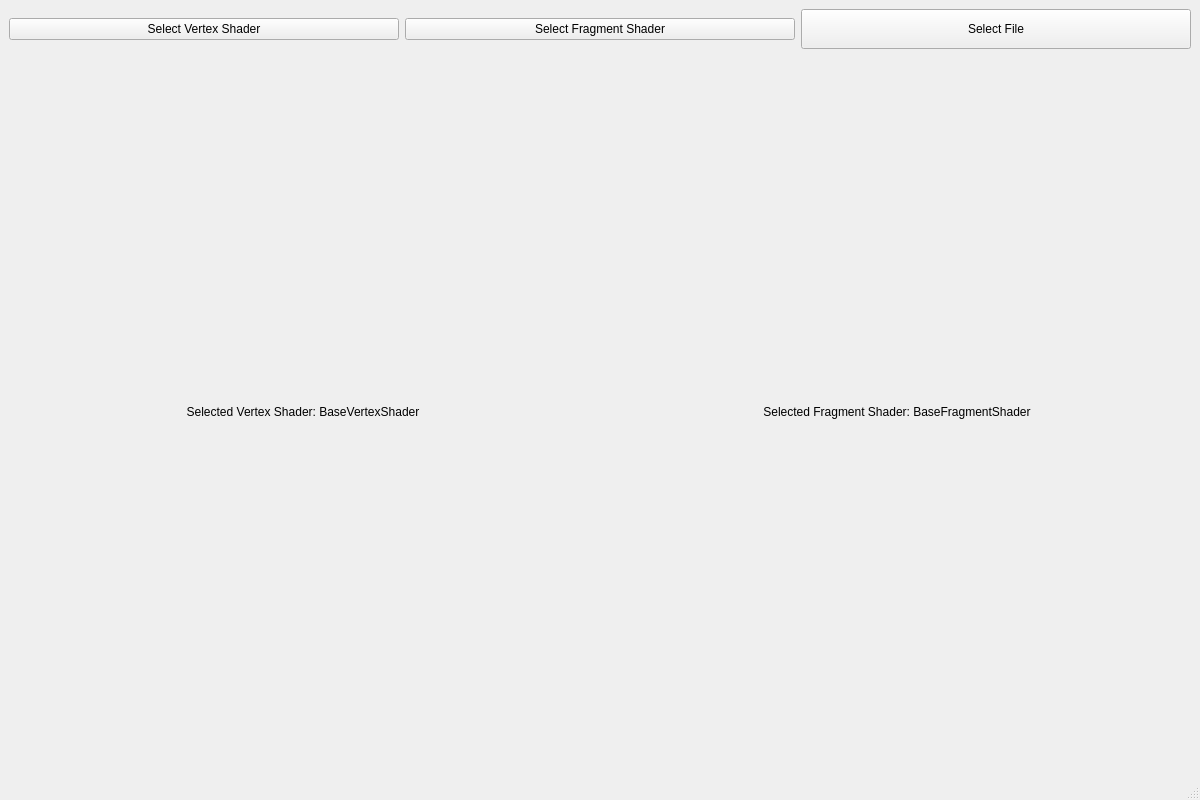
The window that mainwindow.ui (Elendoin/ShaderApp) describes before a commit, drawn with Qt 5.
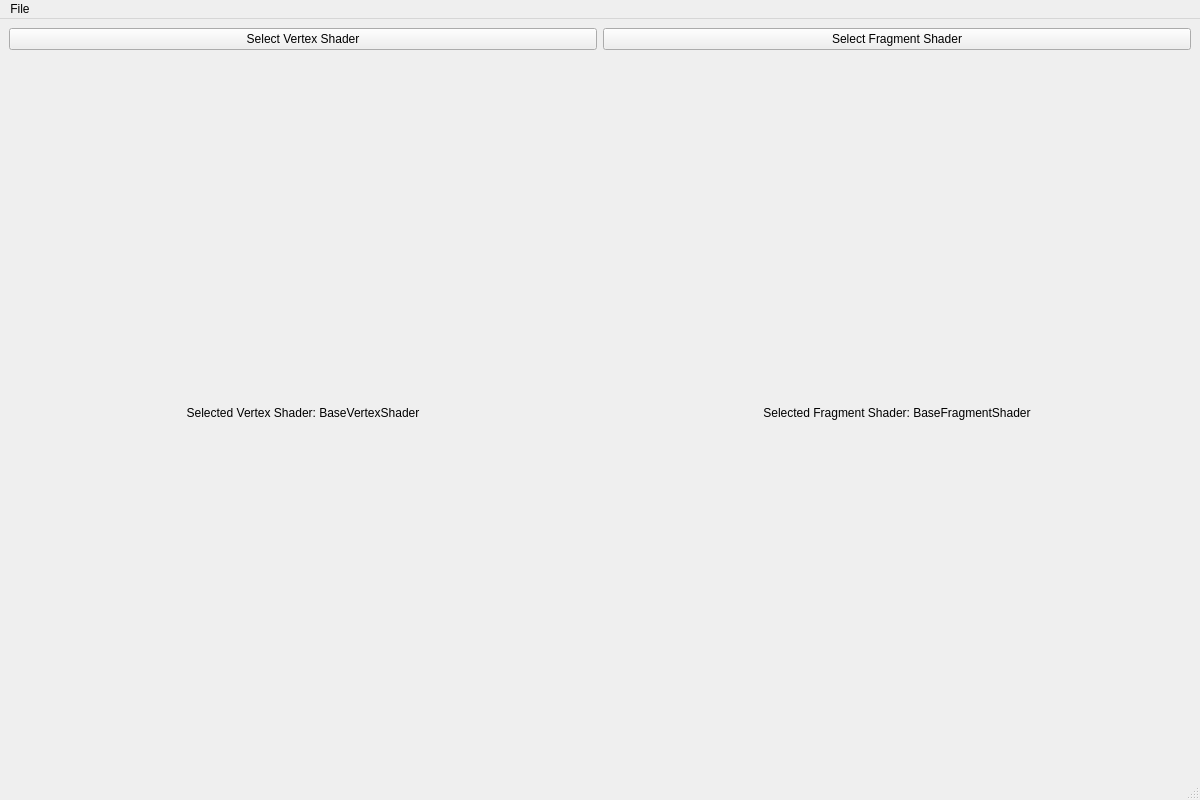
The same window after the commit.

Commit message: button functionalities and rendering result image

Patch:
```diff
--- a/mainwindow.ui
+++ b/mainwindow.ui
@@ -43,25 +43,6 @@
         </property>
        </widget>
       </item>
-      <item>
-       <widget class="QPushButton" name="selectFileButton">
-        <property name="sizePolicy">
-         <sizepolicy hsizetype="Expanding" vsizetype="Fixed">
-          <horstretch>1</horstretch>
-          <verstretch>0</verstretch>
-         </sizepolicy>
-        </property>
-        <property name="maximumSize">
-         <size>
-          <width>16777215</width>
-          <height>40</height>
-         </size>
-        </property>
-        <property name="text">
-         <string>Select File</string>
-        </property>
-       </widget>
-      </item>
      </layout>
     </item>
     <item>
@@ -106,6 +87,16 @@
      <height>21</height>
     </rect>
    </property>
+   <widget class="QMenu" name="menuFile">
+    <property name="title">
+     <string>File</string>
+    </property>
+    <addaction name="actionOpenFile"/>
+    <addaction name="actionSaveFile"/>
+    <addaction name="separator"/>
+    <addaction name="actionExit"/>
+   </widget>
+   <addaction name="menuFile"/>
   </widget>
   <widget class="QStatusBar" name="statusbar"/>
  </widget>
```
Left out of the diff: 15 changed lines with no effect on the pictures. The commit also changes 4 other files.
